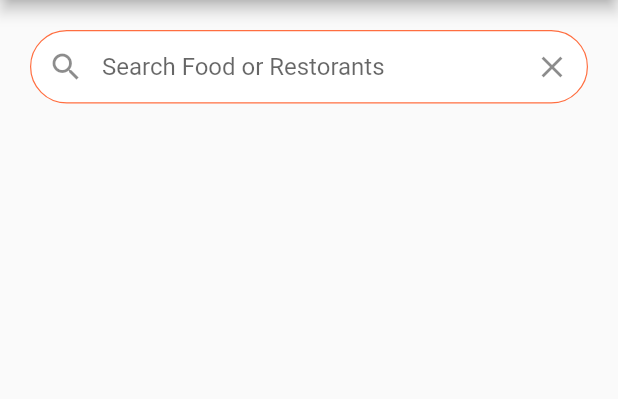
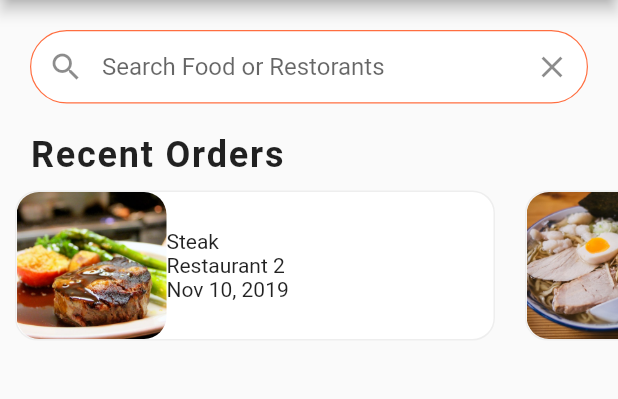
Before and after one commit to ibtehajraza/Flutter_food_delivery_app_UI, a Flutter app: the screen it shows after launch, on a phone screen of 412 x 824 dp, the part 84-483 px from its top. Run offline on Flutter 3.47's test engine with Material 2 defaults, Android fonts, the light colour scheme and no system bars.

Commit message:
Added Recent Order slider.

```diff
--- a/lib/screens/home_screens.dart
+++ b/lib/screens/home_screens.dart
@@ -1,4 +1,5 @@
 import 'package:flutter/material.dart';
+import 'package:flutter_food_delivery_ui/widgets/recent_orders.dart';
 
 import '../data/data.dart';
 
@@ -41,7 +42,8 @@ class _HomeScreenState extends State<HomeScreen> {
                   ),
                   enabledBorder: OutlineInputBorder(
                     borderRadius: BorderRadius.circular(30.0),
-                    borderSide: BorderSide(width: 0.8,color: Theme.of(context).primaryColor),
+                    borderSide: BorderSide(
+                        width: 0.8, color: Theme.of(context).primaryColor),
                   ),
                   hintText: 'Search Food or Restorants',
                   prefixIcon: Icon(Icons.search),
@@ -49,6 +51,7 @@ class _HomeScreenState extends State<HomeScreen> {
                       IconButton(icon: Icon(Icons.clear), onPressed: () {})),
             ),
           ),
+          RecentOrders(),
         ],
       ),
     );
--- /dev/null
+++ b/lib/widgets/recent_orders.dart
@@ -0,0 +1,78 @@
+import 'package:flutter/material.dart';
+
+import '../data/data.dart';
+import '../models/order.dart';
+
+class RecentOrders extends StatelessWidget {
+  Widget _RecentOrders(BuildContext context, Order order) {
+    return Container(
+      margin: EdgeInsets.all(10.0),
+      width: 320.0,
+      decoration: BoxDecoration(
+        color: Colors.white,
+        borderRadius: BorderRadius.circular(15.0),
+        border: Border.all(
+          width: 1.0,
+          color: Colors.grey[200],
+        ),
+      ),
+      child: Row(
+        children: <Widget>[
+          ClipRRect(
+            borderRadius: BorderRadius.circular(15.0),
+            child: Image(
+              height: 100.0,
+              width: 100.0,
+              image: AssetImage(order.food.imageUrl),
+              fit: BoxFit.cover,
+            ),
+          ),
+          Column(
+            crossAxisAlignment: CrossAxisAlignment.start,
+            mainAxisAlignment: MainAxisAlignment.center,
+            children: <Widget>[
+
+              Text(
+                order.food.name,
+                style: TextStyle(),
+              ),
+              Text(order.restaurant.name),
+              Text(order.date),
+            ],
+          )
+        ],
+      ),
+    );
+  }
+
+  @override
+  Widget build(BuildContext context) {
+    return Column(
+      crossAxisAlignment: CrossAxisAlignment.start,
+      children: <Widget>[
+        Padding(
+          padding: EdgeInsets.symmetric(horizontal: 20.0),
+          child: Text(
+            'Recent Orders',
+            style: TextStyle(
+              fontSize: 24.0,
+              fontWeight: FontWeight.w600,
+              letterSpacing: 1.2,
+            ),
+          ),
+        ),
+        Container(
+          height: 120.0,
+          //color: Colors.blue,
+          child: ListView.builder(
+              scrollDirection: Axis.horizontal,
+              itemCount: currentUser.orders.length,
+              itemBuilder: (BuildContext context, int index) {
+                Order order = currentUser.orders[index];
+                return _RecentOrders(context, order);
+              }),
+        ),
+      ],
+    );
+  }
+}
```
